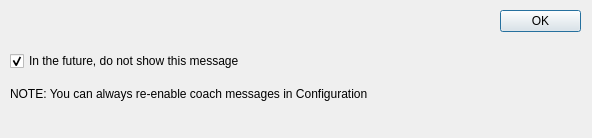
Qt form source/note.ui (ImpulseAdventure/JPEGsnoop) before a commit.
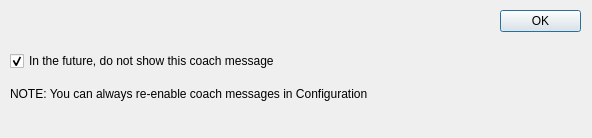
The same form after that commit.

Commit message: Minor dialog text updates

What changed in the file:
```diff
--- a/source/note.ui
+++ b/source/note.ui
@@ -58,7 +58,7 @@
     <item>
      <widget class="QCheckBox" name="cbHideMsg">
       <property name="text">
-       <string>In the future, do not show this message</string>
+       <string>In the future, do not show this coach message</string>
       </property>
       <property name="checked">
        <bool>true</bool>
```
The commit also changes 5 other files.
